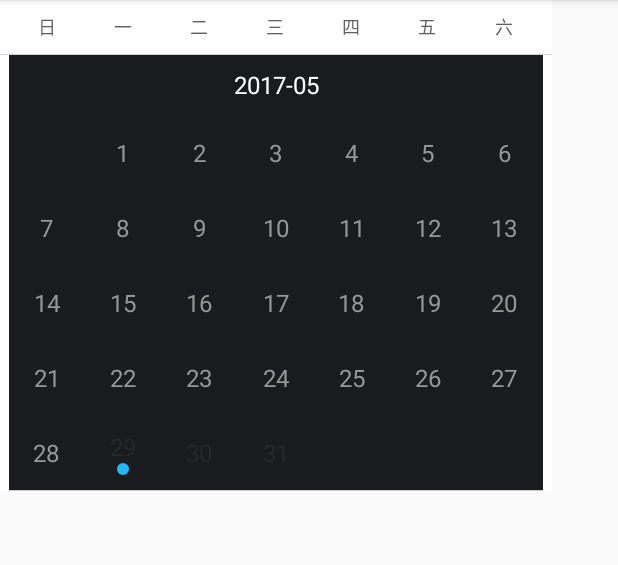
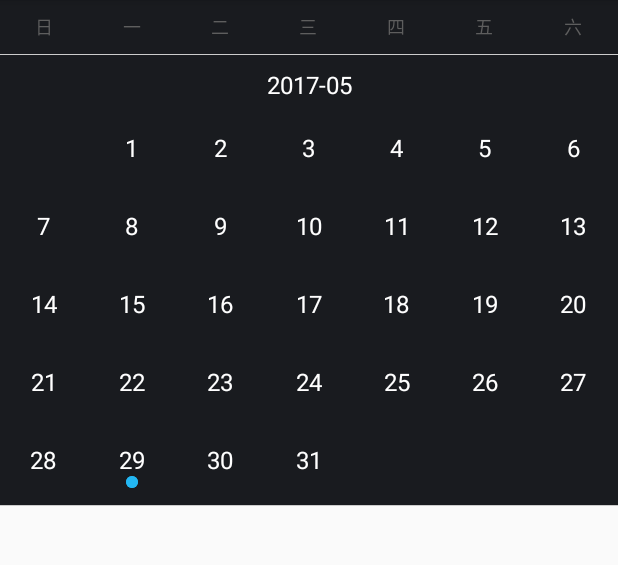
Before and after one commit to xtagwgj/CalendarView, an Android app: the screen it shows after launch (MainActivity), on a phone screen of 412 x 824 dp, the part 84-649 px from its top. Run offline under Robolectric (Android 15) with nearby library versions, the phone set to English and light mode, and no system bars.

Commit message:
部分设置

```diff
--- a/CalendarView/app/src/main/java/com/xtagwgj/calendarviewtest/MainActivity.java
+++ b/CalendarView/app/src/main/java/com/xtagwgj/calendarviewtest/MainActivity.java
@@ -1,7 +1,6 @@
 package com.xtagwgj.calendarviewtest;
 
 import android.content.Context;
-import android.graphics.Color;
 import android.os.Bundle;
 import android.support.v7.app.AppCompatActivity;
 import android.view.Menu;
@@ -16,7 +15,6 @@ import java.text.SimpleDateFormat;
 import java.util.Date;
 
 public class MainActivity extends AppCompatActivity {
-
 
     private Context context;
 
@@ -37,10 +35,6 @@ public class MainActivity extends AppCompatActivity {
                 .setMnCalendar_showLunar(false)                  //是否显示阴历
                 .setMnCalendar_titleFormat("yyyy-MM")           //每个月的标题样式
                 .setMnCalendar_countMonth(1)                    //显示多少月(默认6个月)
-                .setMnCalendar_colorTitleBg(Color.parseColor("#191B1F"))
-                .setMnCalendar_colorWeekendTitleBg(Color.parseColor("#191B1F"))
-                .setMnCalendar_colorBg(Color.parseColor("#191B1F"))
-                .setMnCalendar_colorTitle("#FFFFFF")
                 .setMnCalendar_showTodayType(MNCalendarVerticalConfig.SHOW_TODAY_DRAWABLE)//今天的显示方式
                 .build();
         mnCalendarVertical.setConfig(mnCalendarVerticalConfig);
--- a/CalendarView/app/src/main/res/layout/activity_main.xml
+++ b/CalendarView/app/src/main/res/layout/activity_main.xml
@@ -8,7 +8,7 @@
 
     <com.xtagwgj.calendar.MNCalendarVertical
         android:id="@+id/mnCalendarVertical"
-        android:layout_width="368dp"
+        android:layout_width="match_parent"
         android:layout_height="wrap_content" />
 
 </FrameLayout>
--- a/CalendarView/library/calendarlibrary/src/main/java/com/xtagwgj/calendar/adapter/MNCalendarVerticalItemAdapter.java
+++ b/CalendarView/library/calendarlibrary/src/main/java/com/xtagwgj/calendar/adapter/MNCalendarVerticalItemAdapter.java
@@ -110,7 +110,7 @@ public class MNCalendarVerticalItemAdapter extends RecyclerView.Adapter<Recycler
             if (now_yyy_mm_dd.equals(position_yyy_MM_dd)) {
                 if (mnCalendarVerticalConfig.getMnCalendar_showTodayType() == MNCalendarVerticalConfig.SHOW_TODAY_TEXT) {
                     myViewHolder.tvDay.setText("今天");
-                    myViewHolder.todayImageView.setVisibility(View.GONE);
+                    myViewHolder.todayImageView.setVisibility(View.INVISIBLE);
                 } else {
                     myViewHolder.tv_small.setVisibility(View.GONE);
                     myViewHolder.todayImageView.setImageDrawable(context.getResources().getDrawable(R.drawable.circle_today_drawable));
@@ -127,8 +127,8 @@ public class MNCalendarVerticalItemAdapter extends RecyclerView.Adapter<Recycler
             if (adapter.startDate != null && adapter.startDate == datePosition) {
                 myViewHolder.iv_bg.setVisibility(View.VISIBLE);
                 myViewHolder.iv_bg.setBackgroundResource(R.drawable.mn_selected_bg_start);
-                myViewHolder.tv_small.setVisibility(View.VISIBLE);
-                myViewHolder.tv_small.setText("开始");
+//                myViewHolder.tv_small.setVisibility(View.VISIBLE);
+//                myViewHolder.tv_small.setText("开始");
                 myViewHolder.tvDay.setTextColor(mnCalendarVerticalConfig.getMnCalendar_colorRangeText());
                 myViewHolder.tv_small.setTextColor(mnCalendarVerticalConfig.getMnCalendar_colorRangeText());
                 //动态修改颜色
@@ -138,8 +138,8 @@ public class MNCalendarVerticalItemAdapter extends RecyclerView.Adapter<Recycler
             if (adapter.endDate != null && adapter.endDate == datePosition) {
                 myViewHolder.iv_bg.setVisibility(View.VISIBLE);
                 myViewHolder.iv_bg.setBackgroundResource(R.drawable.mn_selected_bg_end);
-                myViewHolder.tv_small.setVisibility(View.VISIBLE);
-                myViewHolder.tv_small.setText("结束");
+//                myViewHolder.tv_small.setVisibility(View.VISIBLE);
+//                myViewHolder.tv_small.setText("结束");
                 myViewHolder.tvDay.setTextColor(mnCalendarVerticalConfig.getMnCalendar_colorRangeText());
                 myViewHolder.tv_small.setTextColor(mnCalendarVerticalConfig.getMnCalendar_colorRangeText());
                 //动态修改颜色
@@ -194,8 +194,6 @@ public class MNCalendarVerticalItemAdapter extends RecyclerView.Adapter<Recycler
                     //刷新
                     notifyDataSetChanged();
                     adapter.notifyDataSetChanged();
-
-
                 }
             });
 
--- a/CalendarView/library/calendarlibrary/src/main/java/com/xtagwgj/calendar/model/MNCalendarVerticalConfig.java
+++ b/CalendarView/library/calendarlibrary/src/main/java/com/xtagwgj/calendar/model/MNCalendarVerticalConfig.java
@@ -13,9 +13,13 @@ import java.lang.annotation.RetentionPolicy;
 
 public class MNCalendarVerticalConfig {
 
+    //当天日期的显示方式
     public static final int SHOW_TODAY_TEXT = 1;
+    public static final int SHOW_TODAY_DRAWABLE = 2;
 
-    public static final int SHOW_TODAY_DRAWABLE = 2;
+    //选择日期的的方式
+    public static final int SINGLE = 0;
+    public static final int MULTI = 1;
 
     //是否显示阴历
     private boolean mnCalendar_showLunar = true;
@@ -24,31 +28,33 @@ public class MNCalendarVerticalConfig {
     //每个月标题的样式
     private String mnCalendar_titleFormat = "yyyy年MM月";
     //每个月标题的颜色
-    private int mnCalendar_colorTitle = Color.parseColor("#282828");
+    private int mnCalendar_colorTitle = Color.parseColor("#FFFFFF");
     //每个月标题的背景颜色
-    private int mnCalendar_colorTitleBg = Color.parseColor("#FFFFFF");
+    private int mnCalendar_colorTitleBg = Color.parseColor("#191B1F");
     //星期几的背景颜色
-    private int mnCalendar_colorWeekendTitleBg = Color.parseColor("#FFFFFF");
+    private int mnCalendar_colorWeekendTitleBg = Color.parseColor("#191B1F");
     //日历的背景颜色
-    private int mnCalendar_colorBg = Color.parseColor("#FFFFFF");
+    private int mnCalendar_colorBg = Color.parseColor("#191B1F");
     //星期栏的颜色
     private int mnCalendar_colorWeek = Color.parseColor("#5E5E5E");
     //阳历的颜色
-    private int mnCalendar_colorSolar = Color.parseColor("#282828");
+    private int mnCalendar_colorSolar = Color.parseColor("#FFFFFF");
     //阴历的颜色
-    private int mnCalendar_colorLunar = Color.parseColor("#979797");
+    private int mnCalendar_colorLunar = Color.parseColor("#191B1F");
     //今天之前的日期的颜色
-    private int mnCalendar_colorBeforeToday = Color.parseColor("#979797");
+    private int mnCalendar_colorBeforeToday = Color.parseColor("#FFFFFF");
     //开始结束的背景颜色
-    private int mnCalendar_colorStartAndEndBg = Color.parseColor("#df0e0e0e");
+    private int mnCalendar_colorStartAndEndBg = Color.parseColor("#df174254");
     //区间中间的背景颜色
-    private int mnCalendar_colorRangeBg = Color.parseColor("#d0353535");
+    private int mnCalendar_colorRangeBg = Color.parseColor("#d0174254");
     //区间文字的颜色
     private int mnCalendar_colorRangeText = Color.parseColor("#FFFFFF");
     //显示多少月(默认6个月)
     private int mnCalendar_countMonth = 6;
     //今天的显示方式
     private int mnCalendar_showTodayType = SHOW_TODAY_TEXT;
+    //日期选择的方式
+    private int mnCalendar_chooseType = MULTI;
 
     @IntDef({SHOW_TODAY_TEXT, SHOW_TODAY_DRAWABLE})
     @Retention(RetentionPolicy.SOURCE)
@@ -56,7 +62,22 @@ public class MNCalendarVerticalConfig {
 
     }
 
+    @IntDef({SINGLE, MULTI})
+    @Retention(RetentionPolicy.SOURCE)
+    public @interface ChooseType {
+
+    }
+
+
     private MNCalendarVerticalConfig() {
+    }
+
+    public int getMnCalendar_chooseType() {
+        return mnCalendar_chooseType;
+    }
+
+    public void setMnCalendar_chooseType(int mnCalendar_chooseType) {
+        this.mnCalendar_chooseType = mnCalendar_chooseType;
     }
 
     public int getMnCalendar_colorTitleBg() {
@@ -194,6 +215,7 @@ public class MNCalendarVerticalConfig {
                 ", mnCalendar_showWeek=" + mnCalendar_showWeek +
                 ", mnCalendar_colorTitleBg=" + mnCalendar_colorTitleBg +
                 ", mnCalendar_colorBg=" + mnCalendar_colorBg +
+                ", mnCalendar_chooseType=" + mnCalendar_chooseType +
                 ", mnCalendar_colorWeekendTitleBg=" + mnCalendar_colorWeekendTitleBg +
                 ", mnCalendar_titleFormat='" + mnCalendar_titleFormat + '\'' +
                 ", mnCalendar_colorTitle=" + mnCalendar_colorTitle +
@@ -214,6 +236,11 @@ public class MNCalendarVerticalConfig {
 
         public Builder() {
             this.mnCalendarConfig = new MNCalendarVerticalConfig();
+        }
+
+        public Builder setMnCalendar_chooseType(int mnCalendar_chooseType) {
+            mnCalendarConfig.setMnCalendar_chooseType(mnCalendar_chooseType);
+            return this;
         }
 
         public Builder setMnCalendar_colorWeekendTitleBg(int mnCalendar_colorWeekendTitleBg) {
--- a/CalendarView/library/calendarlibrary/src/main/res/layout/mn_item_calendar_vertical.xml
+++ b/CalendarView/library/calendarlibrary/src/main/res/layout/mn_item_calendar_vertical.xml
@@ -16,8 +16,7 @@
 
     <android.support.v7.widget.RecyclerView
         android:id="@+id/recyclerViewItem"
-        android:layout_width="match_parent"
-        android:layout_height="wrap_content" />
+        style="@style/style_calendar" />
 
     <TextView
         android:layout_width="match_parent"
--- a/CalendarView/library/calendarlibrary/src/main/res/layout/mn_item_calendar_vertical_item.xml
+++ b/CalendarView/library/calendarlibrary/src/main/res/layout/mn_item_calendar_vertical_item.xml
@@ -1,7 +1,7 @@
 <?xml version="1.0" encoding="utf-8"?>
 <RelativeLayout xmlns:android="http://schemas.android.com/apk/res/android"
     android:layout_width="match_parent"
-    android:layout_height="50dp">
+    android:layout_height="52dp">
 
     <ImageView
         android:id="@+id/iv_bg"
@@ -35,7 +35,9 @@
         <ImageView
             android:id="@+id/todayImageView"
             android:layout_width="wrap_content"
-            android:layout_height="wrap_content" />
+            android:layout_height="wrap_content"
+            android:background="@drawable/circle_today_drawable"
+            android:visibility="invisible" />
 
     </LinearLayout>
 
--- a/CalendarView/library/calendarlibrary/src/main/res/layout/mn_layout_calendar.xml
+++ b/CalendarView/library/calendarlibrary/src/main/res/layout/mn_layout_calendar.xml
@@ -9,7 +9,8 @@
     <RelativeLayout
         android:id="@+id/rl_title_view"
         android:layout_width="match_parent"
-        android:layout_height="50dp">
+        android:layout_height="50dp"
+        android:background="@color/mn_calendar_color_bg_title">
 
         <ImageView
             android:id="@+id/btn_left"
@@ -37,7 +38,7 @@
             android:layout_height="wrap_content"
             android:layout_centerInParent="true"
             android:text="2017"
-            android:textColor="#000000"
+            android:textColor="@color/mn_calendar_color_text_week"
             android:textSize="16sp" />
 
         <TextView
@@ -71,8 +72,7 @@
 
         <android.support.v7.widget.RecyclerView
             android:id="@+id/recyclerViewCalendar"
-            android:layout_width="match_parent"
-            android:layout_height="wrap_content" />
+            style="@style/style_calendar" />
 
     </com.xtagwgj.calendar.view.MNGestureView>
 
--- a/CalendarView/library/calendarlibrary/src/main/res/layout/mn_layout_calendar_vertical.xml
+++ b/CalendarView/library/calendarlibrary/src/main/res/layout/mn_layout_calendar_vertical.xml
@@ -21,9 +21,6 @@
 
     <android.support.v7.widget.RecyclerView
         android:id="@+id/recyclerViewCalendar"
-        android:layout_width="match_parent"
-        android:layout_height="wrap_content"
-        android:paddingEnd="6dp"
-        android:paddingStart="6dp" />
+        style="@style/style_calendar" />
 
 </LinearLayout>
--- a/CalendarView/library/calendarlibrary/src/main/res/layout/mn_layout_week.xml
+++ b/CalendarView/library/calendarlibrary/src/main/res/layout/mn_layout_week.xml
@@ -2,78 +2,42 @@
 <LinearLayout xmlns:android="http://schemas.android.com/apk/res/android"
     android:layout_width="match_parent"
     android:layout_height="36dp"
-    android:orientation="horizontal"
-    android:paddingEnd="6dp"
-    android:paddingStart="6dp">
+    android:background="@color/mn_calendar_color_bg_weekend_title"
+    android:orientation="horizontal">
 
     <TextView
         android:id="@+id/tv_week_01"
-        android:layout_width="0dp"
-        android:layout_height="match_parent"
-        android:layout_weight="1"
-        android:gravity="center"
-        android:text="日"
-        android:textColor="@color/mn_calendar_color_text_week"
-        android:textSize="12sp" />
+        style="@style/style_title_weekend_day"
+        android:text="日" />
 
     <TextView
         android:id="@+id/tv_week_02"
-        android:layout_width="0dp"
-        android:layout_height="match_parent"
-        android:layout_weight="1"
-        android:gravity="center"
-        android:text="一"
-        android:textColor="@color/mn_calendar_color_text_week"
-        android:textSize="12sp" />
+        style="@style/style_title_weekend_day"
+        android:text="一" />
 
     <TextView
         android:id="@+id/tv_week_03"
-        android:layout_width="0dp"
-        android:layout_height="match_parent"
-        android:layout_weight="1"
-        android:gravity="center"
-        android:text="二"
-        android:textColor="@color/mn_calendar_color_text_week"
-        android:textSize="12sp" />
+        style="@style/style_title_weekend_day"
+        android:text="二" />
 
     <TextView
         android:id="@+id/tv_week_04"
-        android:layout_width="0dp"
-        android:layout_height="match_parent"
-        android:layout_weight="1"
-        android:gravity="center"
-        android:text="三"
-        android:textColor="@color/mn_calendar_color_text_week"
-        android:textSize="12sp" />
+        style="@style/style_title_weekend_day"
+        android:text="三" />
 
     <TextView
         android:id="@+id/tv_week_05"
-        android:layout_width="0dp"
-        android:layout_height="match_parent"
-        android:layout_weight="1"
-        android:gravity="center"
-        android:text="四"
-        android:textColor="@color/mn_calendar_color_text_week"
-        android:textSize="12sp" />
+        style="@style/style_title_weekend_day"
+        android:text="四" />
 
     <TextView
         android:id="@+id/tv_week_06"
-        android:layout_width="0dp"
-        android:layout_height="match_parent"
-        android:layout_weight="1"
-        android:gravity="center"
-        android:text="五"
-        android:textColor="@color/mn_calendar_color_text_week"
-        android:textSize="12sp" />
+        style="@style/style_title_weekend_day"
+        android:text="五" />
 
     <TextView
         android:id="@+id/tv_week_07"
-        android:layout_width="0dp"
-        android:layout_height="match_parent"
-        android:layout_weight="1"
-        android:gravity="center"
-        android:text="六"
-        android:textColor="@color/mn_calendar_color_text_week"
-        android:textSize="12sp" />
+        style="@style/style_title_weekend_day"
+        android:text="六" />
 
 </LinearLayout>
--- a/CalendarView/library/calendarlibrary/src/main/res/values/colors.xml
+++ b/CalendarView/library/calendarlibrary/src/main/res/values/colors.xml
@@ -1,25 +1,40 @@
 <?xml version="1.0" encoding="utf-8"?>
 <resources>
 
-    <!--星期的颜色值-->
-    <color name="mn_calendar_color_text_week">#5E5E5E</color>
-    <!--日历Item的阳历的颜色值-->
-    <color name="mn_calendar_color_text_solar">#282828</color>
-    <!--日历Item的阴历的颜色值-->
-    <color name="mn_calendar_color_text_lunar">#979797</color>
-    <!--日历今天圆形背景-->
-    <color name="mn_calendar_color_today_bg">#282828</color>
     <!--线-->
     <color name="mn_calendar_color_line">#CCCCCC</color>
     <!--白色-->
     <color name="mn_calendar_color_white">#FFFFFF</color>
-    <!--不是当前月份的阳历的颜色-->
-    <color name="mn_calendar_color_other_month">#979797</color>
 
-    <!--日历 蓝色-->
+    <!--日历 当天的圆点 蓝色-->
     <color name="mn_calendar_color_today_blue">#23B7F3</color>
 
     <!--白灰色-->
     <color name="mn_calendar_color_gray_white">#dfdfdf</color>
 
+
+    <!--标题栏的背景色-->
+    <color name="mn_calendar_color_bg_title">#191B1F</color>
+    <!--星期的颜色值-->
+    <color name="mn_calendar_color_text_week">#FFFFFF</color>
+
+
+
+    <!--星期的背景-->
+    <color name="mn_calendar_color_bg_weekend_title">#191B1F</color>
+    <color name="mn_calendar_color_weekend_title_text">#5E5E5E</color>
+
+
+
+    <!--日期的背景-->
+    <color name="mn_calendar_color_bg">#191B1F</color>
+    <!--日历今天圆形背景-->
+    <color name="mn_calendar_color_today_bg">#174254</color>
+    <!--不是当前月份的阳历的颜色-->
+    <color name="mn_calendar_color_other_month">#979797</color>
+    <!--日历Item的阳历的颜色值-->
+    <color name="mn_calendar_color_text_solar">#FFFFFF</color>
+    <!--日历Item的阴历的颜色值-->
+    <color name="mn_calendar_color_text_lunar">#191B1F</color>
+
 </resources>
--- /dev/null
+++ b/CalendarView/library/calendarlibrary/src/main/res/values/styles.xml
@@ -0,0 +1,18 @@
+<?xml version="1.0" encoding="utf-8"?>
+<resources>
+
+    <style name="style_title_weekend_day">
+        <item name="android:layout_width">0dp</item>
+        <item name="android:layout_height">match_parent</item>
+        <item name="android:layout_weight">1</item>
+        <item name="android:gravity">center</item>
+        <item name="android:textColor">@color/mn_calendar_color_weekend_title_text</item>
+        <item name="android:textSize">12sp</item>
+    </style>
+
+    <style name="style_calendar">
+        <item name="android:layout_width">match_parent</item>
+        <item name="android:layout_height">wrap_content</item>
+        <item name="android:background">@color/mn_calendar_color_bg</item>
+    </style>
+</resources>
```
